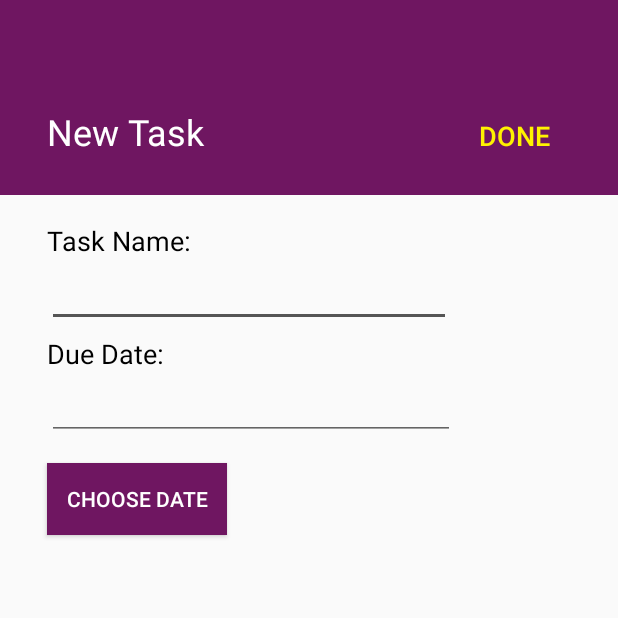
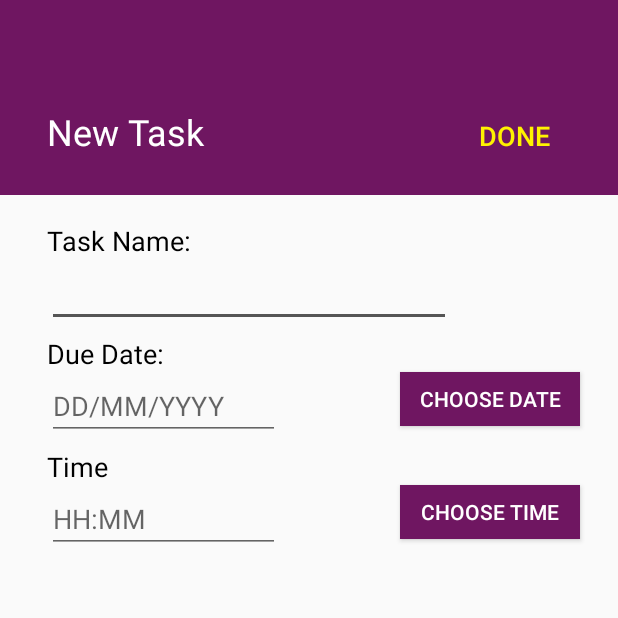
Before and after one commit to cyb3rloud/Apprendre, an Android app: the NewTaskActivity screen opened directly, with no data from a screen before it, after a tap on "DONE", on a phone screen of 412 x 824 dp, the top half of it. Run offline under Robolectric (Android 15) with nearby library versions, the phone set to English and light mode, and no system bars.

Commit message:
Time accepted when adding a new task - time formatted correctly

```diff
--- a/App/app/src/main/java/com/alanhughjones/studyeasy/NewTaskActivity.java
+++ b/App/app/src/main/java/com/alanhughjones/studyeasy/NewTaskActivity.java
@@ -1,6 +1,7 @@
 package com.alanhughjones.studyeasy;
 
 import android.app.DatePickerDialog;
+import android.app.TimePickerDialog;
 import android.content.Intent;
 import android.support.v7.app.AppCompatActivity;
 import android.os.Bundle;
@@ -8,6 +9,7 @@ import android.view.View;
 import android.widget.Button;
 import android.widget.DatePicker;
 import android.widget.EditText;
+import android.widget.TimePicker;
 import android.widget.Toast;
 
 import java.util.Calendar;
@@ -17,14 +19,17 @@ public class NewTaskActivity extends AppCompatActivity {
     DatabaseHelper myDB;
 
     int year_x,month_x,day_x;
-    private String fakeTime = " 00:00:00.000";
+    private String fakeTime = ":00.000";
     private String taskDate = "";
     private String showDate = "";
+    private String showTime = "";
+    private String fullTime = "";
     private EditText taskName;
     private int selectedID;
     private String selectedName;
     DatePickerDialog picker;
     private EditText showNewDate;
+    private Button timePick;
 
 
     @Override
@@ -36,6 +41,8 @@ public class NewTaskActivity extends AppCompatActivity {
         taskName = findViewById(R.id.input_task);
         Button datePick = findViewById(R.id.datepick_btn);
         showNewDate = findViewById(R.id.show_new_date);
+        timePick = findViewById(R.id.timepick_btn);
+        final EditText showTime = findViewById(R.id.show_new_time);
 
         // get the intent extra from the SubjectAddActivity (the id of the subject)
         Intent receivedIntent = getIntent();
@@ -47,16 +54,48 @@ public class NewTaskActivity extends AppCompatActivity {
             @Override
             public void onClick(View view) {
                 String newTask = taskName.getText().toString();
-                if(newTask.length() != 0 && taskDate.length() != 0){
-                    taskDate = taskDate + fakeTime;
+                if(newTask.length() != 0 && taskDate.length() != 0 && fullTime.length() !=0){
+                    taskDate = taskDate + " " + fullTime + fakeTime;
                     addTask(taskDate,newTask,selectedID);
                     Intent showAllTasks = new Intent(NewTaskActivity.this,TaskOverviewActivity.class);
                     showAllTasks.putExtra("id",selectedID);
                     showAllTasks.putExtra("name",selectedName);
                     startActivity(showAllTasks);
                 } else {
-                    Toast.makeText(NewTaskActivity.this,"Please enter a date",Toast.LENGTH_LONG).show();
+                    Toast.makeText(NewTaskActivity.this,"Please fill all fields",Toast.LENGTH_LONG).show();
                 }
+            }
+        });
+
+        timePick.setOnClickListener(new View.OnClickListener() {
+            @Override
+            public void onClick(View v) {
+                Calendar currentTime = Calendar.getInstance();
+                int hour = currentTime.get(Calendar.HOUR_OF_DAY);
+                int minute = currentTime.get(Calendar.MINUTE);
+                TimePickerDialog timePicker;
+                timePicker = new TimePickerDialog(NewTaskActivity.this, new TimePickerDialog.OnTimeSetListener() {
+                    @Override
+                    public void onTimeSet(TimePicker timePicker, int selectedHour, int selectedMinute) {
+                        String sSelectedHour;
+                        String sSelectedMinute;
+
+                        if (selectedHour<10){
+                            sSelectedHour = "0" + selectedHour;
+                        } else {
+                            sSelectedHour = Integer.toString(selectedHour);
+                        }
+
+                        if (selectedMinute<10){
+                            sSelectedMinute = "0" + selectedMinute;
+                        } else {
+                            sSelectedMinute = Integer.toString(selectedMinute);
+                        }
+                        fullTime = sSelectedHour + ":" + sSelectedMinute;
+                        showTime.setText(fullTime);
+                    }
+                }, hour, minute, true);
+                timePicker.show();
             }
         });
 
--- a/App/app/src/main/res/layout/activity_new_task.xml
+++ b/App/app/src/main/res/layout/activity_new_task.xml
@@ -75,22 +75,54 @@
 
     <EditText
         android:id="@+id/show_new_date"
-        android:layout_width="272dp"
+        android:layout_width="155dp"
         android:layout_height="wrap_content"
         android:layout_alignStart="@+id/duedate_title"
         android:layout_below="@+id/duedate_title"
-        android:focusable="false"/>
+        android:focusable="false"
+        android:hint="@string/date_format"
+        android:inputType="none"/>
 
     <Button
         android:id="@+id/datepick_btn"
         android:layout_width="120dp"
-        android:layout_height="wrap_content"
-        android:layout_alignStart="@+id/add_new_task"
-        android:layout_below="@+id/show_new_date"
-        android:layout_marginTop="15dp"
+        android:layout_height="36dp"
+        android:layout_alignEnd="@+id/add_task_done"
+        android:layout_below="@+id/duedate_title"
         android:background="@color/colorPrimary"
         android:text="@string/choose_date"
         android:textColor="@android:color/background_light"
         tools:textAllCaps="false" />
 
+    <TextView
+        android:id="@+id/duetime_title"
+        android:layout_width="wrap_content"
+        android:layout_height="wrap_content"
+        android:layout_alignStart="@+id/add_new_task"
+        android:layout_below="@+id/show_new_date"
+        android:layout_marginTop="5dp"
+        android:text="@string/time_string"
+        android:textColor="@android:color/black"
+        android:textSize="18sp" />
+
+    <EditText
+        android:id="@+id/show_new_time"
+        android:layout_width="155dp"
+        android:layout_height="wrap_content"
+        android:layout_alignStart="@+id/duedate_title"
+        android:layout_below="@+id/duetime_title"
+        android:focusable="false"
+        android:hint="@string/time_format"/>
+
+    <Button
+        android:id="@+id/timepick_btn"
+        android:layout_width="120dp"
+        android:layout_height="36dp"
+        android:layout_alignEnd="@+id/add_task_done"
+        android:layout_below="@+id/duetime_title"
+        android:background="@color/colorPrimary"
+        android:text="@string/select_time_new"
+        android:textColor="@android:color/background_light"
+        tools:textAllCaps="false" />
+
 </RelativeLayout>
--- a/App/app/src/main/res/values/strings.xml
+++ b/App/app/src/main/res/values/strings.xml
@@ -17,6 +17,7 @@
     <string name="time_string">Time</string>
     <string name="date_format">DD/MM/YYYY</string>
     <string name="time_format">HH:MM</string>
+    <string name="select_time_new">Choose Time</string>
     <string-array name="categories">
         <item>Homework</item>
         <item>Project</item>
```
